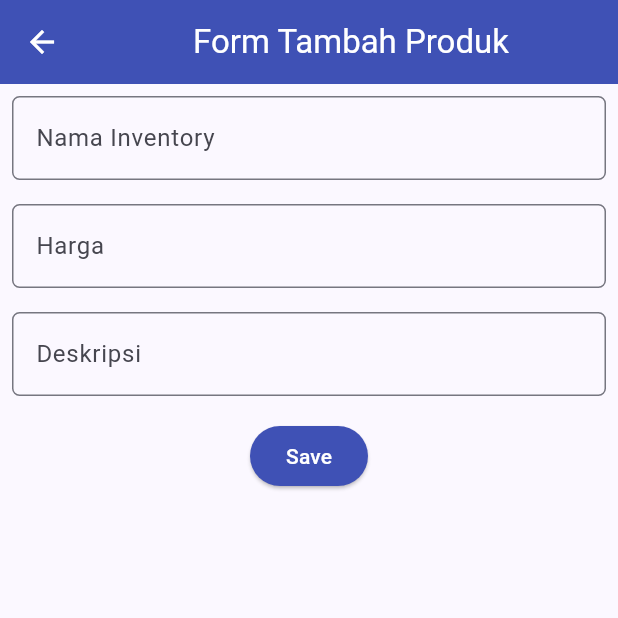
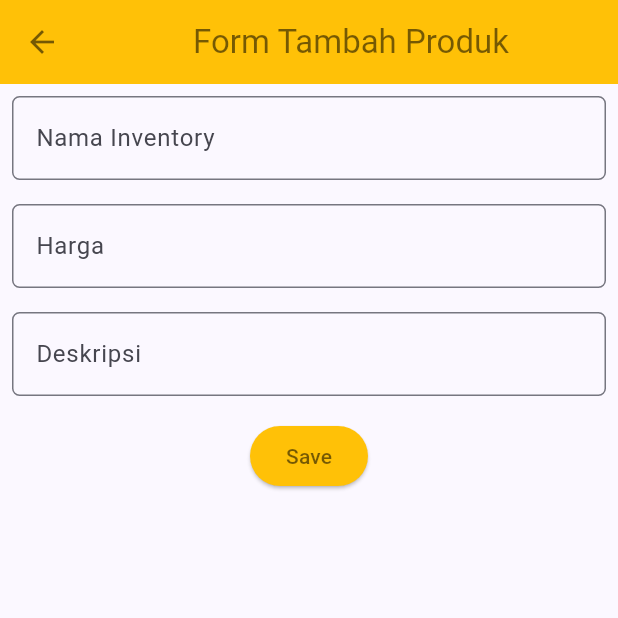
Before and after one commit to Arxeno/flutter-merch-shop, a Flutter app: the InventoryFormPage screen opened directly, on a phone screen of 412 x 824 dp, the top half of it. Run offline on Flutter 3.47's test engine with Material 2 defaults, Android fonts, the phone set to English and light mode, and no system bars.

Commit message:
redecorate form page

```diff
--- a/lib/screens/inventorylist_form.dart
+++ b/lib/screens/inventorylist_form.dart
@@ -22,8 +22,8 @@ class _ShopFormPageState extends State<InventoryFormPage> {
             'Form Tambah Produk',
           ),
         ),
-        backgroundColor: Colors.indigo,
-        foregroundColor: Colors.white,
+        backgroundColor: Colors.amber,
+        foregroundColor: Colors.black54,
       ),
       body: Form(
         key: _formKey,
@@ -108,7 +108,7 @@ class _ShopFormPageState extends State<InventoryFormPage> {
               padding: const EdgeInsets.all(8.0),
               child: ElevatedButton(
                 style: ButtonStyle(
-                  backgroundColor: MaterialStateProperty.all(Colors.indigo),
+                  backgroundColor: MaterialStateProperty.all(Colors.amber),
                 ),
                 onPressed: () {
                   if (_formKey.currentState!.validate()) {
@@ -141,7 +141,7 @@ class _ShopFormPageState extends State<InventoryFormPage> {
                 },
                 child: const Text(
                   "Save",
-                  style: TextStyle(color: Colors.white),
+                  style: TextStyle(color: Colors.black54),
                 ),
               ),
             ),
```
